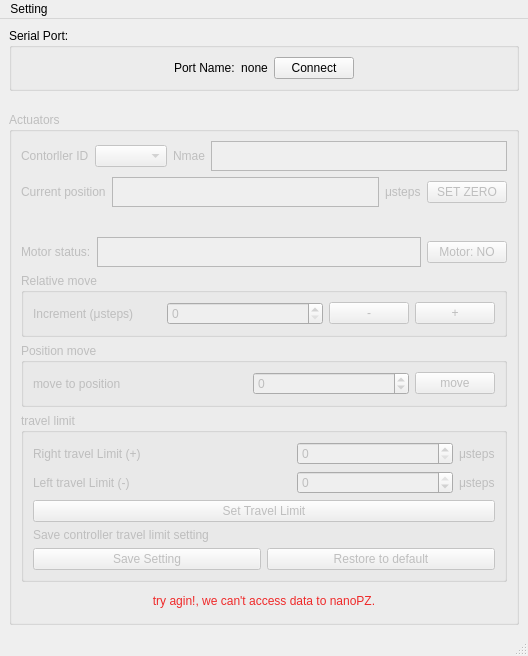
maruta01/NanoPiezoActuator, file mainwindow.ui: the form before one commit.
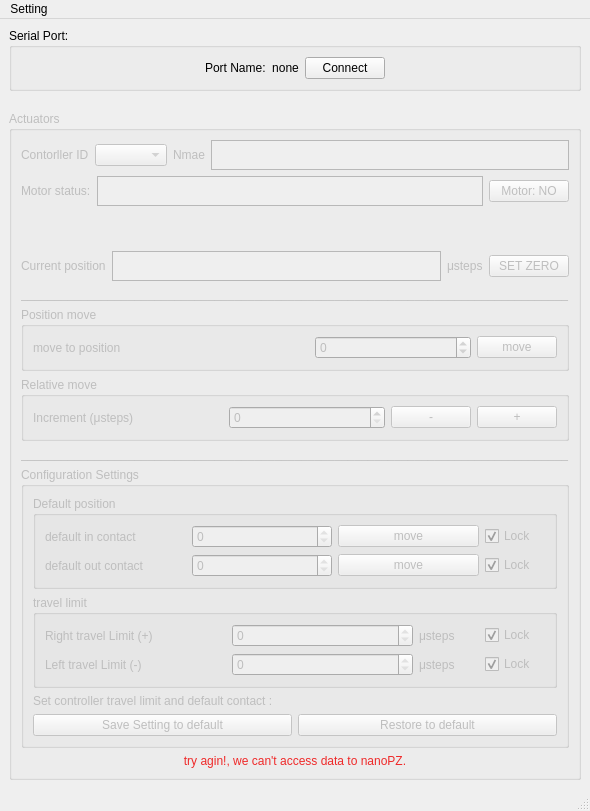
The form after the commit.

What changed in the file:
```diff
--- a/mainwindow.ui
+++ b/mainwindow.ui
@@ -6,15 +6,15 @@
    <rect>
     <x>0</x>
     <y>0</y>
-    <width>528</width>
-    <height>656</height>
+    <width>570</width>
+    <height>811</height>
    </rect>
   </property>
   <property name="windowTitle">
    <string>MainWindow</string>
   </property>
   <widget class="QWidget" name="centralwidget">
-   <layout class="QVBoxLayout" name="verticalLayout_6">
+   <layout class="QVBoxLayout" name="verticalLayout_8">
     <item>
      <layout class="QVBoxLayout" name="verticalLayout">
       <item>
@@ -97,6 +97,9 @@
         <property name="enabled">
          <bool>false</bool>
         </property>
+        <property name="tabletTracking">
+         <bool>false</bool>
+        </property>
         <property name="title">
          <string>Actuators</string>
         </property>
@@ -141,6 +144,47 @@
            </item>
           </layout>
          </item>
+         <item>
+          <layout class="QHBoxLayout" name="horizontalLayout_6">
+           <item>
+            <widget class="QLabel" name="motor_status_label">
+             <property name="text">
+              <string>Motor status:</string>
+             </property>
+            </widget>
+           </item>
+           <item>
+            <widget class="QTextBrowser" name="motor_status_textBrowser">
+             <property name="maximumSize">
+              <size>
+               <width>16777215</width>
+               <height>30</height>
+              </size>
+             </property>
+            </widget>
+           </item>
+           <item>
+            <widget class="QPushButton" name="motor_pushButton">
+             <property name="text">
+              <string>Motor: NO</string>
+             </property>
+            </widget>
+           </item>
+          </layout>
+         </item>
+         <item>
+          <spacer name="verticalSpacer_2">
+           <property name="orientation">
+            <enum>Qt::Vertical</enum>
+           </property>
+           <property name="sizeHint" stdset="0">
+            <size>
+             <width>20</width>
+             <height>40</height>
+            </size>
+           </property>
+          </spacer>
+         </item>
          <item>
           <layout class="QHBoxLayout" name="horizontalLayout_5">
            <item>
@@ -182,48 +226,83 @@
           </layout>
          </item>
          <item>
-          <spacer name="verticalSpacer_2">
+          <widget class="QLabel" name="label_2">
+           <property name="text">
+            <string>__________________________________________________________________________________</string>
+           </property>
+          </widget>
+         </item>
+         <item>
+          <widget class="QGroupBox" name="groupBox_3">
+           <property name="font">
+            <font>
+             <family>Ubuntu</family>
+             <bold>false</bold>
+             <stylestrategy>PreferDefault</stylestrategy>
+            </font>
+           </property>
+           <property name="layoutDirection">
+            <enum>Qt::LeftToRight</enum>
+           </property>
+           <property name="autoFillBackground">
+            <bool>false</bool>
+           </property>
+           <property name="title">
+            <string>Position move</string>
+           </property>
+           <property name="flat">
+            <bool>false</bool>
+           </property>
+           <layout class="QVBoxLayout" name="verticalLayout_4">
+            <item>
+             <layout class="QHBoxLayout" name="horizontalLayout_10">
+              <item>
+               <widget class="QLabel" name="move_to_position_label">
+                <property name="text">
+                 <string>move to position</string>
+                </property>
+               </widget>
+              </item>
+              <item>
+               <spacer name="horizontalSpacer_6">
            <property name="orientation">
-            <enum>Qt::Vertical</enum>
-           </property>
-           <property name="sizeType">
-            <enum>QSizePolicy::Preferred</enum>
+                 <enum>Qt::Horizontal</enum>
            </property>
            <property name="sizeHint" stdset="0">
             <size>
-             <width>20</width>
-             <height>24</height>
+                  <width>40</width>
+                  <height>20</height>
             </size>
            </property>
           </spacer>
          </item>
          <item>
-          <layout class="QHBoxLayout" name="horizontalLayout_6">
-           <item>
-            <widget class="QLabel" name="motor_status_label">
-             <property name="text">
-              <string>Motor status:</string>
-             </property>
-            </widget>
-           </item>
-           <item>
-            <widget class="QTextBrowser" name="motor_status_textBrowser">
-             <property name="maximumSize">
+               <widget class="QSpinBox" name="position_spinBox">
+                <property name="minimumSize">
               <size>
-               <width>16777215</width>
-               <height>30</height>
-              </size>
-             </property>
+                  <width>156</width>
+                  <height>0</height>
+                 </size>
+                </property>
+                <property name="minimum">
+                 <number>-1000000</number>
+                </property>
+                <property name="maximum">
+                 <number>1000000</number>
+                </property>
             </widget>
            </item>
            <item>
-            <widget class="QPushButton" name="motor_pushButton">
+               <widget class="QPushButton" name="move_postition_pushButton">
              <property name="text">
-              <string>Motor: NO</string>
+                 <string>move</string>
              </property>
             </widget>
            </item>
           </layout>
+            </item>
+           </layout>
+          </widget>
          </item>
          <item>
           <widget class="QGroupBox" name="groupBox_2">
@@ -311,7 +390,20 @@
           </widget>
          </item>
          <item>
-          <widget class="QGroupBox" name="groupBox_3">
+          <widget class="QLabel" name="Line_label">
+           <property name="text">
+            <string>__________________________________________________________________________________</string>
+           </property>
+          </widget>
+         </item>
+         <item>
+          <widget class="QGroupBox" name="groupBox_5">
+           <property name="title">
+            <string>Configuration Settings</string>
+           </property>
+           <layout class="QVBoxLayout" name="verticalLayout_7">
+            <item>
+             <widget class="QGroupBox" name="groupBox_4">
            <property name="font">
             <font>
              <family>Ubuntu</family>
@@ -326,54 +418,113 @@
             <bool>false</bool>
            </property>
            <property name="title">
-            <string>Position move</string>
+               <string>Default position</string>
            </property>
            <property name="flat">
             <bool>false</bool>
            </property>
-           <layout class="QVBoxLayout" name="verticalLayout_4">
+              <layout class="QVBoxLayout" name="verticalLayout_6">
             <item>
-             <layout class="QHBoxLayout" name="horizontalLayout_10">
+                <layout class="QHBoxLayout" name="horizontalLayout_12">
               <item>
-               <widget class="QLabel" name="move_to_position_label">
+                  <widget class="QLabel" name="default_in_contact_label">
                 <property name="text">
-                 <string>move to position</string>
+                    <string>default in contact</string>
                 </property>
                </widget>
               </item>
               <item>
-               <spacer name="horizontalSpacer_6">
-                <property name="orientation">
-                 <enum>Qt::Horizontal</enum>
-                </property>
-                <property name="sizeHint" stdset="0">
+                  <widget class="QSpinBox" name="default_in_contact_spinBox">
+                   <property name="enabled">
+                    <bool>false</bool>
+                   </property>
+                   <property name="readOnly">
+                    <bool>true</bool>
+                   </property>
+                   <property name="minimum">
+                    <number>-1000000</number>
+                   </property>
+                   <property name="maximum">
+                    <number>1000000</number>
+                   </property>
+                  </widget>
+                 </item>
+                 <item>
+                  <widget class="QPushButton" name="default_in_contact_pushButton">
+                   <property name="text">
+                    <string>move</string>
+                   </property>
+                  </widget>
+                 </item>
+                 <item>
+                  <widget class="QCheckBox" name="default_in_contact_checkBox">
+                   <property name="maximumSize">
                  <size>
-                  <width>40</width>
-                  <height>20</height>
-                 </size>
-                </property>
-               </spacer>
-              </item>
+                     <width>60</width>
+                     <height>16777215</height>
+                    </size>
+                   </property>
+                   <property name="text">
+                    <string>Lock</string>
+                   </property>
+                   <property name="checked">
+                    <bool>true</bool>
+                   </property>
+                  </widget>
+                 </item>
+                </layout>
+               </item>
               <item>
-               <widget class="QSpinBox" name="position_spinBox">
+                <layout class="QHBoxLayout" name="horizontalLayout_11">
+                 <item>
+                  <widget class="QLabel" name="default_out_contact_label">
+                   <property name="text">
+                    <string>default out contact</string>
+                   </property>
+                  </widget>
+                 </item>
+                 <item>
+                  <widget class="QSpinBox" name="default_out_contact_spinBox">
+                   <property name="enabled">
+                    <bool>false</bool>
+                   </property>
+                   <property name="readOnly">
+                    <bool>true</bool>
+                   </property>
+                   <property name="minimum">
+                    <number>-1000000</number>
+                   </property>
+                   <property name="maximum">
+                    <number>1000000</number>
+                   </property>
+                  </widget>
+                 </item>
+                 <item>
+                  <widget class="QPushButton" name="default_out_contact_pushButton">
+                   <property name="text">
+                    <string>move</string>
+                   </property>
+                  </widget>
+                 </item>
+                 <item>
+                  <widget class="QCheckBox" name="default_out_contact_checkBox">
                 <property name="minimumSize">
                  <size>
-                  <width>156</width>
+                     <width>0</width>
                   <height>0</height>
                  </size>
                 </property>
-                <property name="minimum">
-                 <number>-1000000</number>
-                </property>
-                <property name="maximum">
-                 <number>1000000</number>
-                </property>
-               </widget>
-              </item>
-              <item>
-               <widget class="QPushButton" name="move_postition_pushButton">
+                   <property name="maximumSize">
+                    <size>
+                     <width>60</width>
+                     <height>16777215</height>
+                    </size>
+                   </property>
                 <property name="text">
-                 <string>move</string>
+                    <string>Lock</string>
+                   </property>
+                   <property name="checked">
+                    <bool>true</bool>
                 </property>
                </widget>
               </item>
@@ -390,6 +541,65 @@
            <layout class="QVBoxLayout" name="verticalLayout_5">
             <item>
              <layout class="QGridLayout" name="gridLayout">
+                 <item row="0" column="0">
+                  <layout class="QHBoxLayout" name="horizontalLayout_7">
+                   <item>
+                    <widget class="QLabel" name="right_travel_limit_label">
+                     <property name="text">
+                      <string>Right travel Limit (+)</string>
+                     </property>
+                    </widget>
+                   </item>
+                   <item>
+                    <widget class="QSpinBox" name="right_travel_limit_spinBox">
+                     <property name="minimumSize">
+                      <size>
+                       <width>156</width>
+                       <height>0</height>
+                      </size>
+                     </property>
+                     <property name="readOnly">
+                      <bool>true</bool>
+                     </property>
+                     <property name="minimum">
+                      <number>0</number>
+                     </property>
+                     <property name="maximum">
+                      <number>10000000</number>
+                     </property>
+                    </widget>
+                   </item>
+                   <item>
+                    <widget class="QLabel" name="usteps_label_3">
+                     <property name="maximumSize">
+                      <size>
+                       <width>60</width>
+                       <height>16777215</height>
+                      </size>
+                     </property>
+                     <property name="text">
+                      <string>μsteps</string>
+                     </property>
+                    </widget>
+                   </item>
+                   <item>
+                    <widget class="QCheckBox" name="right_travel_limit_checkBox">
+                     <property name="maximumSize">
+                      <size>
+                       <width>60</width>
+                       <height>16777215</height>
+                      </size>
+                     </property>
+                     <property name="text">
+                      <string>Lock</string>
+                     </property>
+                     <property name="checked">
+                      <bool>true</bool>
+                     </property>
+                    </widget>
+                   </item>
+                  </layout>
+                 </item>
               <item row="1" column="0">
                <layout class="QHBoxLayout" name="horizontalLayout_8">
                 <item>
@@ -399,19 +609,6 @@
                   </property>
                  </widget>
                 </item>
-                <item>
-                 <spacer name="horizontalSpacer_3">
-                  <property name="orientation">
-                   <enum>Qt::Horizontal</enum>
-                  </property>
-                  <property name="sizeHint" stdset="0">
-                   <size>
-                    <width>40</width>
-                    <height>20</height>
-                   </size>
-                  </property>
-                 </spacer>
-                </item>
                 <item>
                  <widget class="QSpinBox" name="left_travel_limit_spinBox">
                   <property name="minimumSize">
@@ -420,6 +617,9 @@
                     <height>0</height>
                    </size>
                   </property>
+                     <property name="readOnly">
+                      <bool>true</bool>
+                     </property>
                   <property name="minimum">
                    <number>-10000000</number>
                   </property>
@@ -433,88 +633,56 @@
                 </item>
                 <item>
                  <widget class="QLabel" name="usteps_label_2">
+                     <property name="maximumSize">
+                      <size>
+                       <width>60</width>
+                       <height>16777215</height>
+                      </size>
+                     </property>
                   <property name="text">
                    <string>μsteps</string>
                   </property>
                  </widget>
                 </item>
-               </layout>
-              </item>
-              <item row="0" column="0">
-               <layout class="QHBoxLayout" name="horizontalLayout_7">
                 <item>
-                 <widget class="QLabel" name="right_travel_limit_label">
-                  <property name="text">
-                   <string>Right travel Limit (+)</string>
-                  </property>
-                 </widget>
-                </item>
-                <item>
-                 <spacer name="horizontalSpacer_2">
-                  <property name="orientation">
-                   <enum>Qt::Horizontal</enum>
-                  </property>
-                  <property name="sizeHint" stdset="0">
+                    <widget class="QCheckBox" name="left_travel_limit_checkBox">
+                     <property name="maximumSize">
                    <size>
-                    <width>40</width>
-                    <height>20</height>
-                   </size>
-                  </property>
-                 </spacer>
-                </item>
-                <item>
-                 <widget class="QSpinBox" name="right_travel_limit_spinBox">
-                  <property name="minimumSize">
-                   <size>
-                    <width>156</width>
-                    <height>0</height>
-                   </size>
-                  </property>
-                  <property name="minimum">
-                   <number>0</number>
-                  </property>
-                  <property name="maximum">
-                   <number>10000000</number>
-                  </property>
-                 </widget>
-                </item>
-                <item>
-                 <widget class="QLabel" name="usteps_label_3">
-                  <property name="text">
-                   <string>μsteps</string>
-                  </property>
-                 </widget>
+                       <width>60</width>
+                       <height>16777215</height>
+                      </size>
+                     </property>
+                     <property name="text">
+                      <string>Lock</string>
+                     </property>
+                     <property name="checked">
+                      <bool>true</bool>
+                     </property>
+                    </widget>
+                   </item>
+                  </layout>
                 </item>
                </layout>
               </item>
-              <item row="2" column="0">
-               <widget class="QPushButton" name="save_limit_pushButton">
-                <property name="minimumSize">
-                 <size>
-                  <width>0</width>
-                  <height>0</height>
-                 </size>
-                </property>
-                <property name="text">
-                 <string>Set Travel Limit</string>
-                </property>
-               </widget>
-              </item>
-             </layout>
+               <item>
+                <layout class="QHBoxLayout" name="horizontalLayout_9"/>
+               </item>
+              </layout>
+             </widget>
             </item>
             <item>
              <widget class="QLabel" name="setting_travel_limit_label">
               <property name="text">
-               <string>Save controller travel limit setting </string>
+               <string>Set controller travel limit and default contact :</string>
               </property>
              </widget>
             </item>
             <item>
-             <layout class="QHBoxLayout" name="horizontalLayout_9">
+             <layout class="QHBoxLayout" name="horizontalLayout_13">
               <item>
                <widget class="QPushButton" name="save_setting_pushButton">
                 <property name="text">
-                 <string>Save Setting</string>
+                 <string>Save Setting to default</string>
                 </property>
                </widget>
               </item>
@@ -561,7 +729,7 @@
     <rect>
      <x>0</x>
      <y>0</y>
-     <width>528</width>
+     <width>570</width>
      <height>20</height>
     </rect>
    </property>
```
Lines whose indentation alone changed are shown as unchanged.
